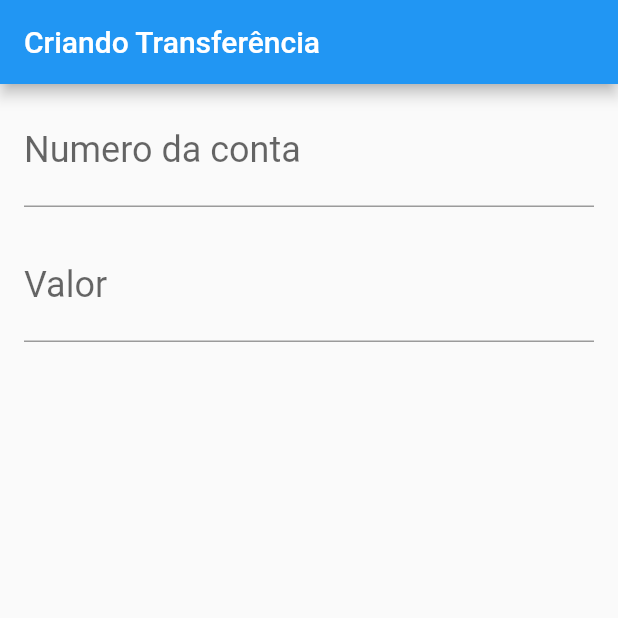
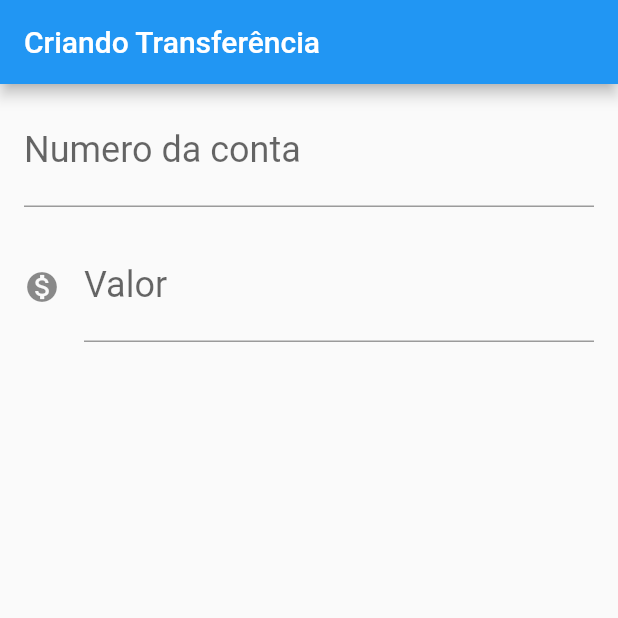
Before and after one commit to AlicinhaDavid/bytebank, a Flutter app: the screen it shows after launch, on a phone screen of 412 x 824 dp, the top half of it. Run offline on Flutter 3.47's test engine with Material 2 defaults, Android fonts, the phone set to English and light mode, and no system bars; missing offline and left inert: dart:html.

Commit message:
refactor: add monetization icon on value text field

```diff
--- a/lib/main.dart
+++ b/lib/main.dart
@@ -38,7 +38,9 @@ class FormularioTransferencia extends StatelessWidget {
             child: TextField(
               style: TextStyle(fontSize: 24.0),
               decoration: InputDecoration(
-                  labelText: 'Valor', hintText: '0.00'),
+                  icon: Icon(Icons.monetization_on),
+                  labelText: 'Valor',
+                  hintText: '0.00'),
               keyboardType: TextInputType.number,
             ),
           ),
```
